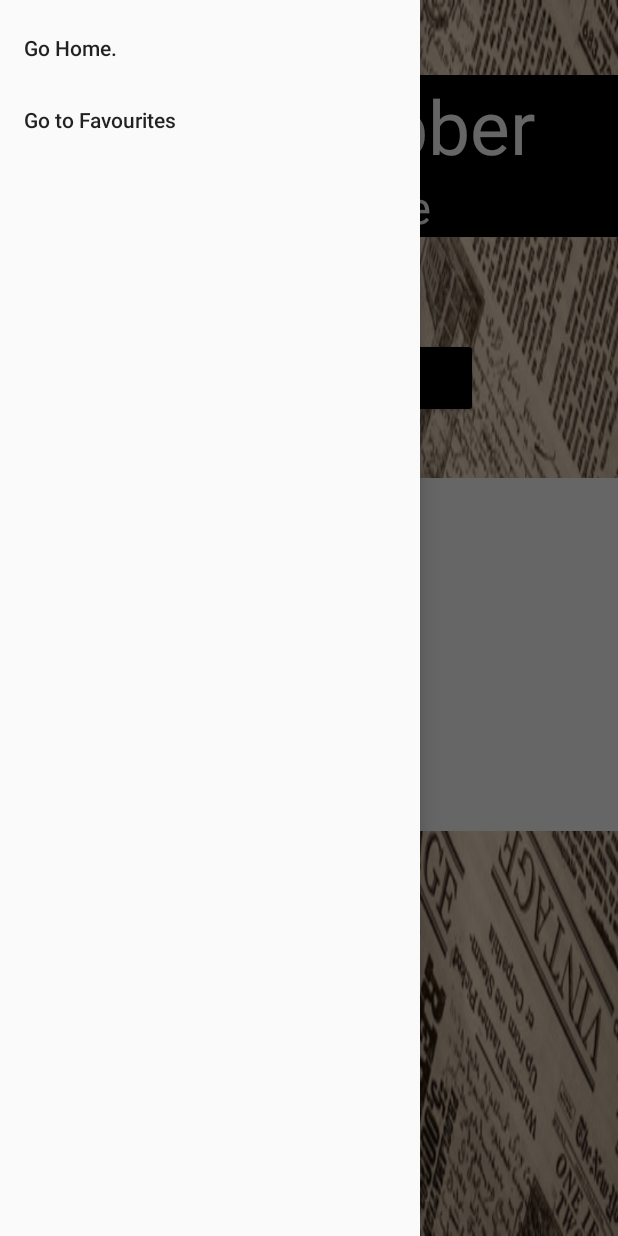
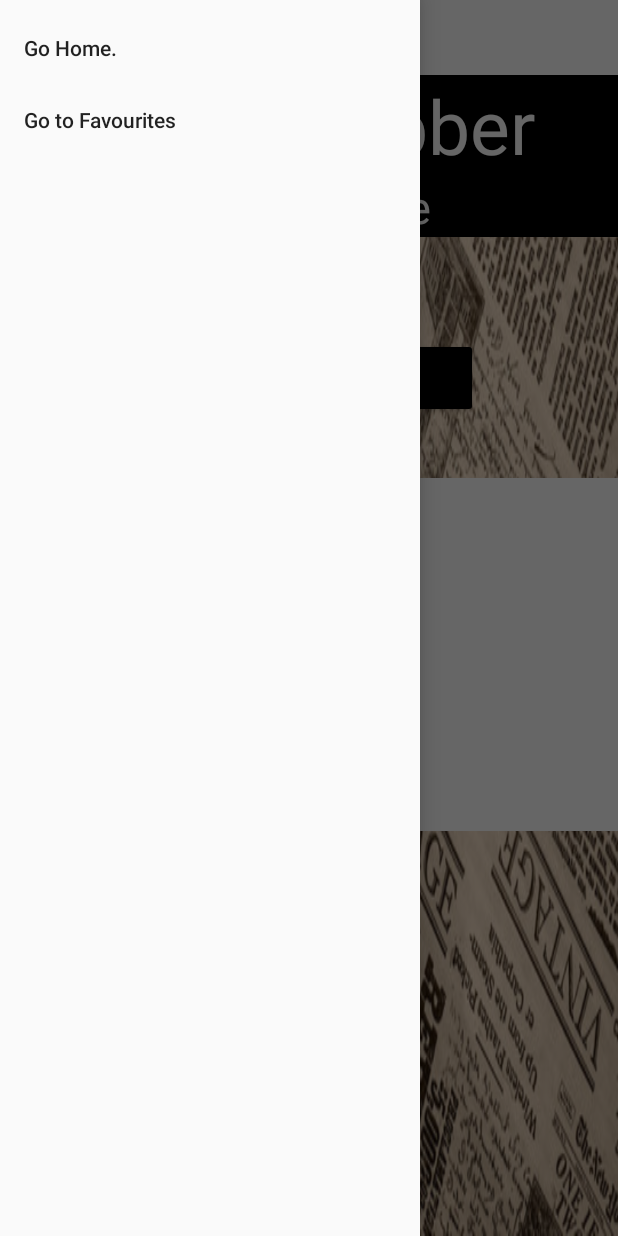
Before and after one commit to MLabate12/-CST2355FinalAssignment, an Android app: the screen it shows after launch (MainActivity), with the side drawer open, on a phone screen of 412 x 824 dp. Run offline under Robolectric (Android 15) with nearby library versions, the phone set to English and light mode, and no system bars.

```diff
--- a/app/src/main/java/com/example/cst2355finalassignment/MainActivity.java
+++ b/app/src/main/java/com/example/cst2355finalassignment/MainActivity.java
@@ -41,7 +41,7 @@ public class MainActivity extends AppCompatActivity implements NavigationView.On
 
         Toolbar toolbar = (Toolbar) findViewById(R.id.toolbar);
 
-        // using toolbar as ActionBar
+        // using toolbar as Action
         setSupportActionBar(toolbar);
 
         //start Navigation Bar
--- a/app/src/main/res/layout/activity_main.xml
+++ b/app/src/main/res/layout/activity_main.xml
@@ -12,6 +12,21 @@
         android:layout_width="match_parent"
         android:layout_height="wrap_content"
         android:id="@+id/appBarLayout"/>
+
+    <androidx.appcompat.widget.Toolbar
+        android:id="@+id/toolbar"
+        android:layout_width="match_parent"
+        android:layout_height="wrap_content"
+        android:background="#FFFFFF"
+        android:gravity="center"
+
+        app:titleTextColor="#ffff" />
+
+    <ImageView
+        android:id="@+id/imageView2"
+        android:layout_width="70dp"
+        android:layout_height="50dp"
+        app:srcCompat="@drawable/menu" />
 
     <androidx.drawerlayout.widget.DrawerLayout
         android:id="@+id/drawer_layout"
@@ -77,21 +92,6 @@
                 android:textColor="@color/black"
                 android:textSize="30dp" />
 
-            <androidx.appcompat.widget.Toolbar
-                android:id="@+id/toolbar"
-                android:layout_width="match_parent"
-                android:layout_height="wrap_content"
-                android:background="#FFFFFF"
-                android:gravity="center"
-                app:title="  GfG | Tool bar"
-                app:titleTextColor="#ffff" />
-
-            <ImageView
-                android:id="@+id/imageView2"
-                android:layout_width="70dp"
-                android:layout_height="50dp"
-                app:srcCompat="@drawable/menu" />
-
         </LinearLayout>
 
         <com.google.android.material.navigation.NavigationView
```
Also changed, not shown: app/src/main/java/com/example/cst2355finalassignment/SearchActivity.java (+30 -2 lines).
